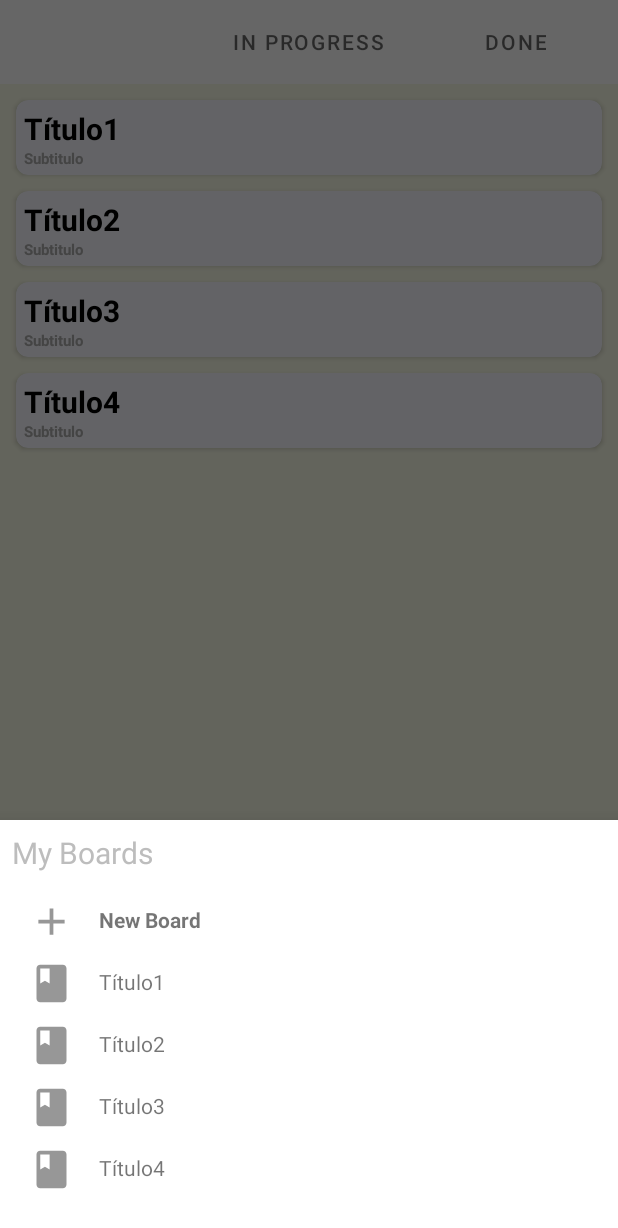
After one commit to iaskforme/Jatz, an Android app: the fragment BottomNavigationSheetFragment placed in its activity, on a phone screen of 412 x 824 dp. The commit adds this screen. Shown: the top 1228 px of the screen. Run offline under Robolectric (Android 15) with nearby library versions, the phone set to English and light mode, and no system bars.

Commit message:
Seventh commit: Added BottomSheet Fragment with adapter and so on to MainActivity

```diff
--- a/app/src/main/AndroidManifest.xml
+++ b/app/src/main/AndroidManifest.xml
@@ -11,16 +11,16 @@
             android:label="@string/app_name"
             android:roundIcon="@mipmap/ic_launcher_round"
             android:supportsRtl="true"
-            android:theme="@style/AppTheme">
-        <activity android:name=".LoginActivity">
+            android:theme="@style/AppMainTheme">
+        <activity android:name=".MainActivity">
             <intent-filter>
                 <action android:name="android.intent.action.MAIN"/>
                 <category android:name="android.intent.category.LAUNCHER"/>
             </intent-filter>
         </activity>
-        <activity android:name=".MainActivity" android:theme="@style/AppMainTheme">
+        <activity android:name=".LoginActivity" android:theme="@style/AppTheme">
         </activity>
-        <activity android:name=".SignUpActivity">
+        <activity android:name=".SignUpActivity" android:theme="@style/AppTheme">
         </activity>
     </application>
 
--- /dev/null
+++ b/app/src/main/java/com/project/jatz/BoardItem.kt
@@ -0,0 +1,10 @@
+package com.project.jatz
+
+class BoardItem(textLine1: String){
+
+    var textLineOne: String = ""
+
+    init {
+        textLineOne = textLine1
+    }
+}
--- /dev/null
+++ b/app/src/main/java/com/project/jatz/BottomNavigationSheetFragment.kt
@@ -0,0 +1,34 @@
+package com.project.jatz
+
+import android.os.Bundle
+import android.view.LayoutInflater
+import android.view.View
+import android.view.ViewGroup
+import androidx.recyclerview.widget.LinearLayoutManager
+import androidx.recyclerview.widget.RecyclerView
+import com.google.android.material.bottomsheet.BottomSheetDialogFragment
+
+class BottomNavigationSheetFragment: BottomSheetDialogFragment() {
+
+    override fun onCreateView(inflater: LayoutInflater, container: ViewGroup?, savedInstanceState: Bundle?): View? {
+
+        var boardList = ArrayList<BoardItem>()
+        boardList.add(BoardItem("Título1"))
+        boardList.add(BoardItem("Título2"))
+        boardList.add(BoardItem("Título3"))
+        boardList.add(BoardItem("Título4"))
+
+
+        val rootView = inflater.inflate(R.layout.fragment_bottomsheet, container, false)
+
+        val recyclerView = rootView.findViewById(R.id.recyclerView) as RecyclerView
+
+        var layoutManager = LinearLayoutManager(activity)
+        var boardAdapter = ThirdAdapter(boardList)
+
+        recyclerView.adapter = boardAdapter
+        recyclerView.layoutManager = layoutManager
+
+        return rootView
+    }
+}
--- a/app/src/main/java/com/project/jatz/MainActivity.kt
+++ b/app/src/main/java/com/project/jatz/MainActivity.kt
@@ -3,6 +3,8 @@ package com.project.jatz
 import androidx.appcompat.app.AppCompatActivity
 import android.os.Bundle
 import android.view.Menu
+import android.view.MenuItem
+import android.widget.Toast
 import androidx.core.content.ContextCompat
 import com.google.android.material.bottomappbar.BottomAppBar
 import com.google.android.material.floatingactionbutton.FloatingActionButton
@@ -25,8 +27,7 @@ class MainActivity : AppCompatActivity() {
 
         handleFab(floatButton!!)
 
-        // Zona de adaptadores para fragmentos
-
+        // Zona de adaptadores para fragmentos ()
         val fragmentAdapter = SecondAdapter(supportFragmentManager)
         fragmentAdapter.addFragment(FragmentOne(), "To Do")
         fragmentAdapter.addFragment(FragmentTwo(), "In Progress")
@@ -58,4 +59,18 @@ class MainActivity : AppCompatActivity() {
         menuInflater.inflate(R.menu.bottom_app_bar, menu)
         return super.onCreateOptionsMenu(menu)
     }
+
+    override fun onOptionsItemSelected(item: MenuItem?): Boolean {
+        when (item!!.itemId) {
+            R.id.bottom_app_home -> Toast.makeText(this,"Home item is clicked!", Toast.LENGTH_SHORT).show()
+            R.id.bottom_app_options -> Toast.makeText(this,"Settings item is clicked!", Toast.LENGTH_SHORT).show()
+
+            android.R.id.home -> {
+                val bottomNavDrawerFragment = BottomNavigationSheetFragment()
+                bottomNavDrawerFragment.show(supportFragmentManager, bottomNavDrawerFragment.tag)
+            }
+        }
+
+        return true
+    }
 }
--- /dev/null
+++ b/app/src/main/java/com/project/jatz/ThirdAdapter.kt
@@ -0,0 +1,54 @@
+package com.project.jatz
+
+import android.view.LayoutInflater
+import android.view.View
+import android.view.ViewGroup
+import android.widget.TextView
+import androidx.recyclerview.widget.RecyclerView
+import com.google.android.material.snackbar.Snackbar
+
+// Binding betwen items and recyclerView
+class ThirdAdapter(val itemList: ArrayList<BoardItem>): RecyclerView.Adapter<CustomViewHolderDrawer>(){
+
+    private var removedItemPosition: Int = 0
+    private var removedItem: BoardItem? = null
+
+    override fun getItemCount(): Int {
+        return itemList!!.size
+    }
+
+    override fun onCreateViewHolder(parent: ViewGroup, viewType: Int): CustomViewHolderDrawer {
+        val layoutInflater = LayoutInflater.from(parent.context)
+        var cellRow = layoutInflater.inflate(R.layout.drawer_item, parent, false)
+
+        return CustomViewHolderDrawer(cellRow)
+    }
+
+    override fun onBindViewHolder(holder: CustomViewHolderDrawer, position: Int) {
+
+        var currentItem: BoardItem = itemList!!.get(position)
+
+        holder.text1.text = currentItem.textLineOne
+    }
+
+    fun removeItem(viewHolder: RecyclerView.ViewHolder){
+        removedItemPosition = viewHolder.adapterPosition
+        removedItem = itemList[viewHolder.adapterPosition]
+
+        itemList.removeAt(viewHolder.adapterPosition)
+        notifyItemRemoved(viewHolder.adapterPosition)
+
+        Snackbar.make(viewHolder.itemView,"${removedItem!!.textLineOne.toString()} removed", Snackbar.LENGTH_LONG).setAction("UNDO"){
+            itemList.add(removedItemPosition, removedItem!!)
+            notifyItemInserted(removedItemPosition)
+        }.show()
+    }
+
+    fun addItem(){
+
+    }
+}
+
+class CustomViewHolderDrawer(v: View): RecyclerView.ViewHolder(v){
+    var text1: TextView = v.findViewById(R.id.board_title)
+}
--- /dev/null
+++ b/app/src/main/res/drawable/ic_add_gray_24dp.xml
@@ -0,0 +1,5 @@
+<vector android:height="24dp" android:tint="#979797"
+    android:viewportHeight="24.0" android:viewportWidth="24.0"
+    android:width="24dp" xmlns:android="http://schemas.android.com/apk/res/android">
+    <path android:fillColor="#FF000000" android:pathData="M19,13h-6v6h-2v-6H5v-2h6V5h2v6h6v2z"/>
+</vector>
--- /dev/null
+++ b/app/src/main/res/drawable/ic_book_black_24dp.xml
@@ -0,0 +1,5 @@
+<vector android:height="24dp" android:tint="#979797"
+    android:viewportHeight="24.0" android:viewportWidth="24.0"
+    android:width="24dp" xmlns:android="http://schemas.android.com/apk/res/android">
+    <path android:fillColor="#FF000000" android:pathData="M18,2H6c-1.1,0 -2,0.9 -2,2v16c0,1.1 0.9,2 2,2h12c1.1,0 2,-0.9 2,-2V4c0,-1.1 -0.9,-2 -2,-2zM6,4h5v8l-2.5,-1.5L6,12V4z"/>
+</vector>
--- /dev/null
+++ b/app/src/main/res/layout/drawer_item.xml
@@ -0,0 +1,24 @@
+<?xml version="1.0" encoding="utf-8"?>
+<RelativeLayout xmlns:android="http://schemas.android.com/apk/res/android"
+      android:layout_width="match_parent"
+      android:layout_height="wrap_content">
+
+    <androidx.appcompat.widget.AppCompatImageView
+            android:layout_width="30dp"
+            android:layout_height="30dp"
+            android:foregroundGravity="left"
+            android:src="@drawable/ic_book_black_24dp" android:layout_marginEnd="21dp" android:layout_marginTop="2dp"
+            android:layout_alignParentTop="true" android:layout_alignParentStart="true"
+            android:layout_marginStart="11dp"/>
+    <TextView
+            android:id="@+id/board_title"
+            android:layout_width="354dp"
+            android:layout_height="35dp"
+            android:text="titulo_nota"
+            android:gravity="left"
+            android:layout_alignParentEnd="true" android:layout_marginTop="6dp"
+            android:layout_alignParentTop="true" android:layout_marginStart="58dp"
+            android:layout_alignParentStart="true"/>
+
+
+</RelativeLayout>
--- /dev/null
+++ b/app/src/main/res/layout/fragment_bottomsheet.xml
@@ -0,0 +1,68 @@
+<?xml version="1.0" encoding="utf-8"?>
+<androidx.constraintlayout.widget.ConstraintLayout
+        xmlns:app="http://schemas.android.com/apk/res-auto"
+        xmlns:android="http://schemas.android.com/apk/res/android"
+        android:layout_width="match_parent"
+        android:layout_height="wrap_content">
+
+    <LinearLayout
+            android:layout_width="match_parent"
+            android:layout_height="wrap_content"
+            android:fitsSystemWindows="true"
+            android:orientation="vertical"
+            app:behavior_hideable="true"
+            app:behavior_peekHeight="0dp"
+            android:id="@+id/bottom_sheet"
+            android:background="@android:color/white"
+            app:layout_behavior="@string/bottom_sheet_behavior" app:layout_constraintEnd_toEndOf="parent"
+            android:layout_marginEnd="8dp" app:layout_constraintStart_toStartOf="parent"
+            android:layout_marginStart="8dp" android:layout_marginTop="8dp" app:layout_constraintTop_toTopOf="parent">
+
+
+        <TextView
+                android:layout_width="match_parent"
+                android:layout_height="wrap_content"
+                android:layout_gravity="center"
+                android:gravity="left"
+                android:textColor="#BDBDBD"
+                android:textSize="20dp"
+                android:text="My Boards"/>
+
+        <RelativeLayout
+                android:layout_width="match_parent"
+                android:layout_marginTop="15dp"
+                android:layout_height="wrap_content">
+
+            <androidx.appcompat.widget.AppCompatImageView
+                    android:layout_width="30dp"
+                    android:layout_height="30dp"
+                    android:foregroundGravity="left"
+                    android:src="@drawable/ic_add_gray_24dp" android:layout_marginEnd="21dp" android:layout_marginTop="2dp"
+                    android:layout_alignParentTop="true" android:layout_alignParentStart="true"
+                    android:layout_marginStart="11dp"/>
+
+            <TextView
+                    android:layout_width="354dp"
+                    android:layout_height="35dp"
+                    android:layout_gravity="center"
+                    android:gravity="left"
+                    android:text="New Board"
+                    android:textStyle="bold"
+                    android:layout_alignParentEnd="true" android:layout_marginTop="6dp"
+                    android:layout_alignParentTop="true" android:layout_marginStart="58dp"
+                    android:layout_alignParentStart="true"/>
+
+
+        </RelativeLayout>
+
+        <androidx.recyclerview.widget.RecyclerView
+                android:id="@+id/recyclerView"
+                android:layout_width="match_parent"
+                android:layout_height="wrap_content"
+                android:layout_marginBottom="20dp"
+                android:layout_marginTop="0dp"/>
+
+    </LinearLayout>
+
+
+</androidx.constraintlayout.widget.ConstraintLayout>
```
